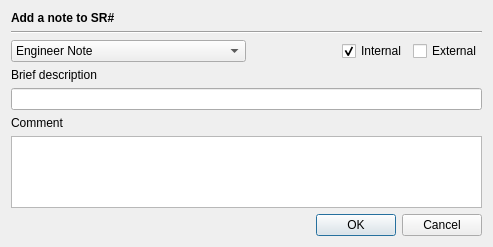
Above: ui/notedialog.ui from bochi/kueue before the change. Below: the same form after it.
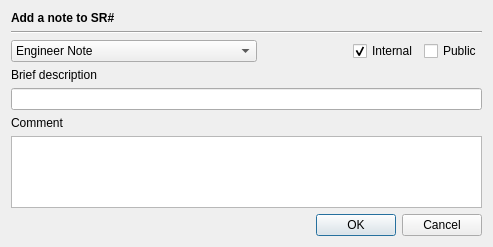
That is the form after the change. Icons and pictures are not drawn.

```diff
--- a/ui/notedialog.ui
+++ b/ui/notedialog.ui
@@ -103,7 +103,7 @@
      <item>
       <widget class="QCheckBox" name="checkBoxExt">
        <property name="text">
-        <string>External</string>
+        <string>Public</string>
        </property>
       </widget>
      </item>
```
Left out of the diff: 12 changed lines with no effect on the pictures.
